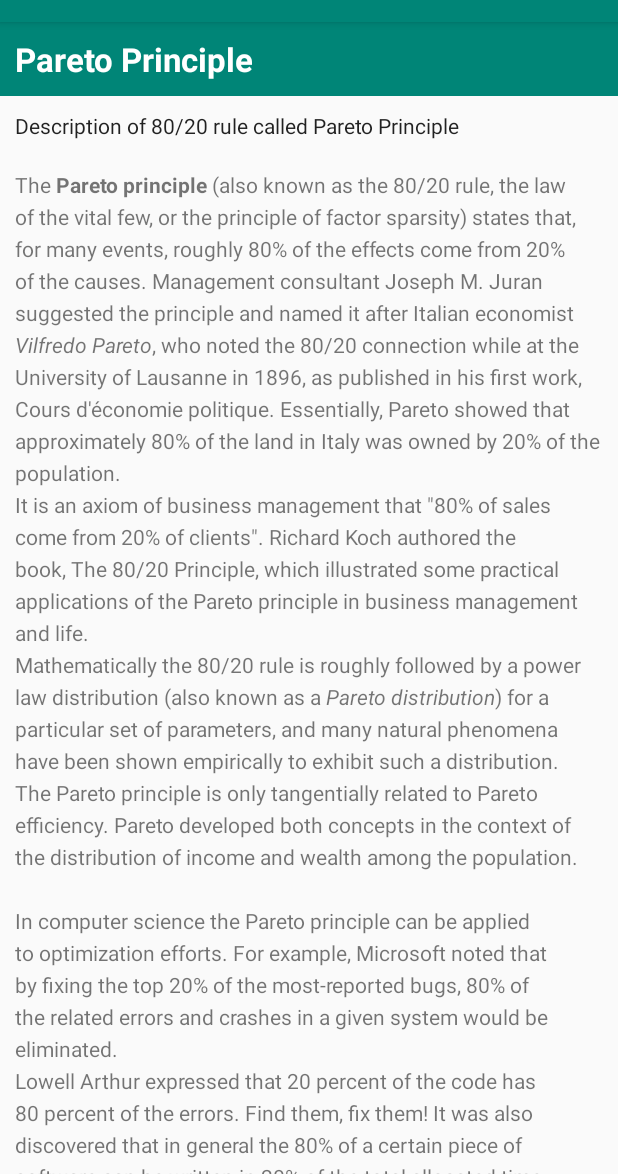
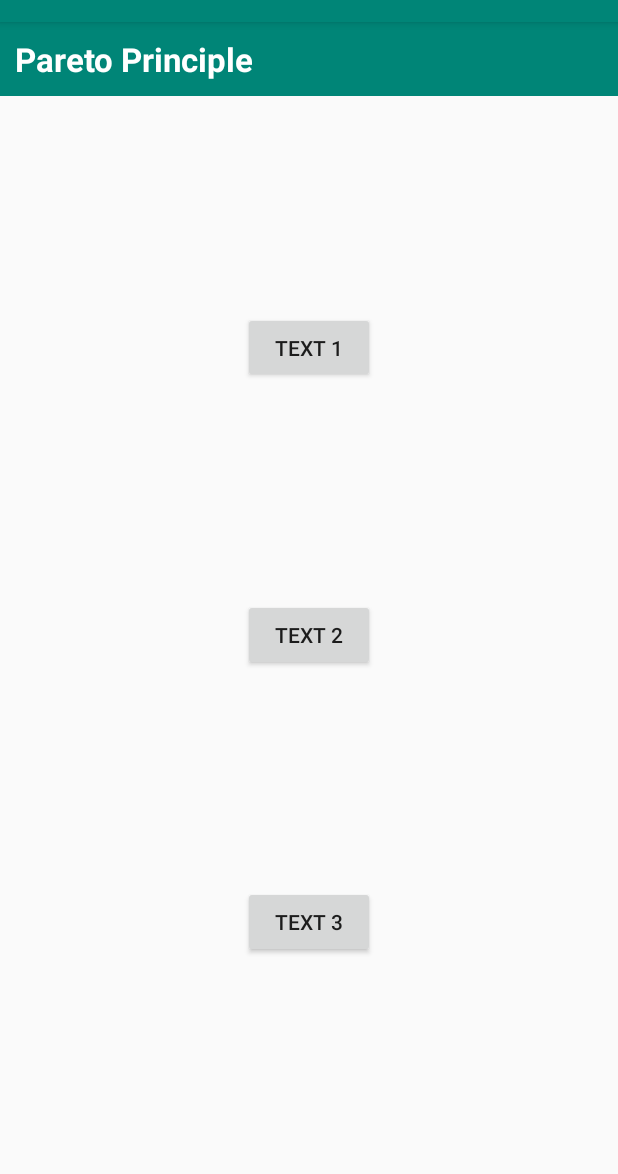
Before and after one commit to stereowind/android-dev-training, an Android app: the screen it shows after launch (MainActivity), on a phone screen of 412 x 824 dp, the part 62-1236 px from its top. Run offline under Robolectric (Android 15) with nearby library versions, the phone set to English and light mode, and no system bars.

Commit message:
Changed due to 02.1 completion (TwoActivities) and Coding Challenge (ScrollingText)

```diff
--- a/ScrollingText/app/src/main/AndroidManifest.xml
+++ b/ScrollingText/app/src/main/AndroidManifest.xml
@@ -16,6 +16,7 @@
                 <category android:name="android.intent.category.LAUNCHER" />
             </intent-filter>
         </activity>
+        <activity android:name=".TextDisplay"></activity>
     </application>
 
 </manifest>
--- a/ScrollingText/app/src/main/res/layout/activity_main.xml
+++ b/ScrollingText/app/src/main/res/layout/activity_main.xml
@@ -1,10 +1,56 @@
 <?xml version="1.0" encoding="utf-8"?>
-<RelativeLayout xmlns:android="http://schemas.android.com/apk/res/android"
+<android.support.constraint.ConstraintLayout xmlns:android="http://schemas.android.com/apk/res/android"
     xmlns:app="http://schemas.android.com/apk/res-auto"
     xmlns:tools="http://schemas.android.com/tools"
     android:layout_width="match_parent"
     android:layout_height="match_parent"
     tools:context=".MainActivity">
+
+    <Button
+        android:id="@+id/button1"
+        android:layout_width="wrap_content"
+        android:layout_height="47dp"
+        android:layout_alignParentStart="true"
+        android:layout_alignParentLeft="true"
+        android:layout_alignParentBottom="true"
+        android:layout_marginTop="8dp"
+        android:onClick="sendText1"
+        android:text="@string/button_1"
+        app:layout_constraintBottom_toTopOf="@+id/button2"
+        app:layout_constraintEnd_toEndOf="parent"
+        app:layout_constraintHorizontal_bias="0.5"
+        app:layout_constraintStart_toStartOf="parent"
+        app:layout_constraintTop_toBottomOf="@+id/article_heading" />
+
+    <Button
+        android:id="@+id/button2"
+        android:layout_width="wrap_content"
+        android:layout_height="wrap_content"
+        android:layout_alignParentStart="true"
+        android:layout_alignParentLeft="true"
+        android:layout_centerVertical="true"
+        android:layout_marginTop="8dp"
+        android:onClick="sendText2"
+        android:text="@string/button_2"
+        app:layout_constraintBottom_toTopOf="@+id/button3"
+        app:layout_constraintEnd_toEndOf="parent"
+        app:layout_constraintHorizontal_bias="0.5"
+        app:layout_constraintStart_toStartOf="parent"
+        app:layout_constraintTop_toBottomOf="@+id/button1" />
+
+    <Button
+        android:id="@+id/button3"
+        android:layout_width="wrap_content"
+        android:layout_height="wrap_content"
+        android:layout_marginTop="8dp"
+        android:layout_marginBottom="8dp"
+        android:onClick="sendText3"
+        android:text="@string/button_3"
+        app:layout_constraintBottom_toBottomOf="parent"
+        app:layout_constraintEnd_toEndOf="parent"
+        app:layout_constraintHorizontal_bias="0.5"
+        app:layout_constraintStart_toStartOf="parent"
+        app:layout_constraintTop_toBottomOf="@+id/button2" />
 
     <TextView
         android:id="@+id/article_heading"
@@ -15,44 +61,9 @@
         android:text="@string/article_title"
         android:textAppearance="@android:style/TextAppearance.DeviceDefault.Large"
         android:textColor="@android:color/white"
-        android:textStyle="bold" />
+        android:textStyle="bold"
+        app:layout_constraintEnd_toEndOf="parent"
+        app:layout_constraintStart_toStartOf="parent"
+        app:layout_constraintTop_toTopOf="parent" />
 
-
-
-    <ScrollView
-        android:layout_width="wrap_content"
-        android:layout_height="wrap_content"
-        android:layout_below="@id/article_heading">
-
-        <LinearLayout
-            android:layout_width="match_parent"
-            android:layout_height="wrap_content"
-            android:orientation="vertical">
-
-            <TextView
-                android:id="@+id/article_subheading"
-                android:layout_width="match_parent"
-                android:layout_height="wrap_content"
-                android:padding="@dimen/padding_regular"
-                android:text="@string/article_subtitle"
-                android:textAppearance="@android:style/TextAppearance.DeviceDefault" />
-
-            <TextView
-                android:id="@+id/article"
-                android:layout_width="wrap_content"
-                android:layout_height="wrap_content"
-                android:autoLink="web"
-                android:lineSpacingExtra="@dimen/line_spacing"
-                android:padding="@dimen/padding_regular"
-                android:text="@string/article_text" />
-
-            <Button
-                android:id="@+id/button"
-                android:layout_width="match_parent"
-                android:layout_height="wrap_content"
-                android:text="@string/add_comment"
-                android:onClick="addComment"/>
-        </LinearLayout>
-    </ScrollView>
-
-</RelativeLayout>
+</android.support.constraint.ConstraintLayout>
--- a/ScrollingText/app/src/main/res/values/strings.xml
+++ b/ScrollingText/app/src/main/res/values/strings.xml
@@ -1,20 +1,19 @@
 <resources>
     <string name="app_name">Scrolling Text</string>
     <string name="article_title">Pareto Principle</string>
-    <string name="article_subtitle">Description of 80/20 rule called Pareto Principle</string>
-    <string name="article_text">The <b>Pareto principle</b> (also known as the 80/20 rule, the law of the vital few, or the principle of factor sparsity) states that, for many events, roughly 80% of the effects come from 20% of the causes.
+    <string name="button_1">Text 1</string>
+    <string name="button_2">Text 2</string>
+    <string name="button_3">Text 3</string>
+    <string name="text_1">The <b>Pareto principle</b> (also known as the 80/20 rule, the law of the vital few, or the principle of factor sparsity) states that, for many events, roughly 80% of the effects come from 20% of the causes.
 Management consultant Joseph M. Juran suggested the principle and named it after Italian economist <i>Vilfredo Pareto</i>, who noted the 80/20 connection while at the University of Lausanne in 1896, as published in his first work, Cours d\'économie politique.
-Essentially, Pareto showed that approximately 80% of the land in Italy was owned by 20% of the population.
-\nIt is an axiom of business management that \"80% of sales come from 20% of clients\".
+Essentially, Pareto showed that approximately 80% of the land in Italy was owned by 20% of the population.</string>
+    <string name="text_2">It is an axiom of business management that \"80% of sales come from 20% of clients\".
 Richard Koch authored the book, The 80/20 Principle, which illustrated some practical applications of the Pareto principle in business management and life.
 \nMathematically the 80/20 rule is roughly followed by a power law distribution (also known as a <i>Pareto distribution</i>) for a particular set of parameters, and many natural phenomena have been shown empirically to exhibit such a distribution.
-\nThe Pareto principle is only tangentially related to Pareto efficiency. Pareto developed both concepts in the context of the distribution of income and wealth among the population.
-\n\nIn computer science the Pareto principle can be applied to optimization efforts.
+\nThe Pareto principle is only tangentially related to Pareto efficiency. Pareto developed both concepts in the context of the distribution of income and wealth among the population.</string>
+    <string name="text_3">In computer science the Pareto principle can be applied to optimization efforts.
 For example, Microsoft noted that by fixing the top 20% of the most-reported bugs, 80% of the related errors and crashes in a given system would be eliminated.
 \nLowell Arthur expressed that "20 percent of the code has 80 percent of the errors. Find them, fix them!"
 It was also discovered that in general the 80% of a certain piece of software can be written in 20% of the total allocated time.
-Conversely, the hardest 20% of the code takes 80% of the time. This factor is usually a part of COCOMO estimating for software coding.
-\n\nSource: https://en.wikipedia.org/wiki/Pareto_principle
-    </string>
-    <string name="add_comment">Add Comment</string>
+Conversely, the hardest 20% of the code takes 80% of the time. This factor is usually a part of COCOMO estimating for software coding.</string>
 </resources>
--- a/TwoActivities/app/src/main/res/values/colors.xml
+++ b/TwoActivities/app/src/main/res/values/colors.xml
@@ -1,6 +1,6 @@
 <?xml version="1.0" encoding="utf-8"?>
 <resources>
-    <color name="colorPrimary">#008577</color>
-    <color name="colorPrimaryDark">#00574B</color>
+    <color name="colorPrimary">#304ffe</color>
+    <color name="colorPrimaryDark">#303f9f</color>
     <color name="colorAccent">#D81B60</color>
 </resources>
--- a/TwoActivities/app/src/main/res/values/strings.xml
+++ b/TwoActivities/app/src/main/res/values/strings.xml
@@ -4,4 +4,7 @@
     <string name="activity2_name">Second Activity</string>
     <string name="message_received">Message Received</string>
     <string name="editText_main">Enter Your Message Here</string>
+    <string name="button_second">Reply</string>
+    <string name="editText_second">Enter Your Reply Here</string>
+    <string name="text_header_reply">Reply Received</string>
 </resources>
```
Also changed, not shown: ScrollingText/app/src/main/java/com/stereowind/training/scrollingtext/MainActivity.java (+24 -3 lines), ScrollingText/app/src/main/java/com/stereowind/training/scrollingtext/TextDisplay.java (added, +22 -0 lines), ScrollingText/app/src/main/res/layout/activity_text_display.xml (added, +30 -0 lines), TwoActivities/app/src/main/java/com/stereowind/training/twoactivities/MainActivity.java (+23 -2 lines), TwoActivities/app/src/main/java/com/stereowind/training/twoactivities/SecondActivity.java (+14 -0 lines), TwoActivities/app/src/main/res/layout/activity_main.xml (+26 -0 lines), TwoActivities/app/src/main/res/layout/activity_second.xml (+28 -0 lines).
